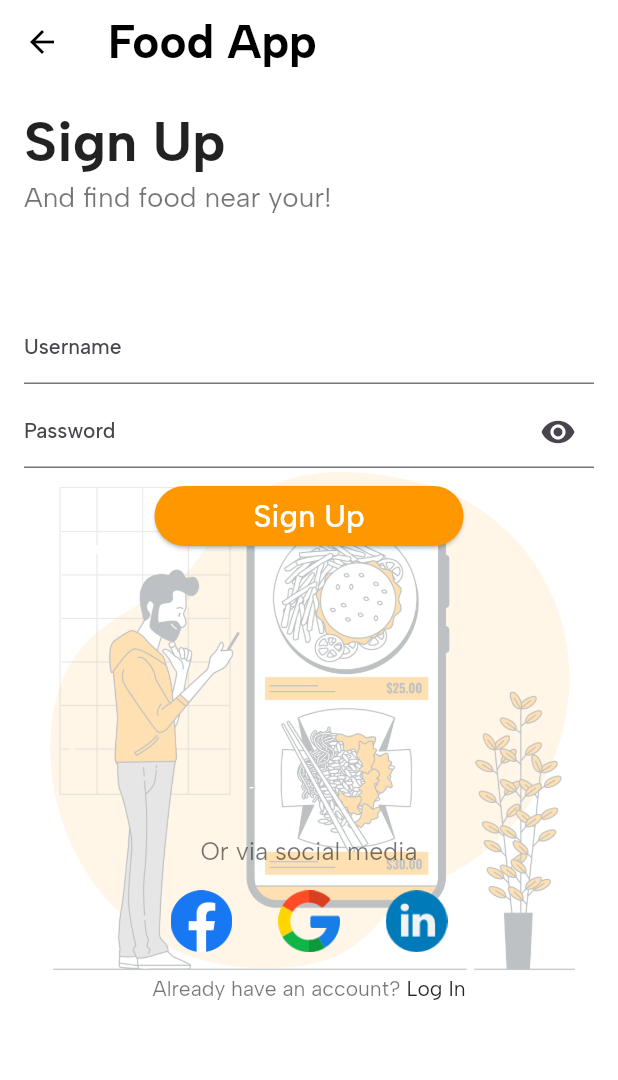
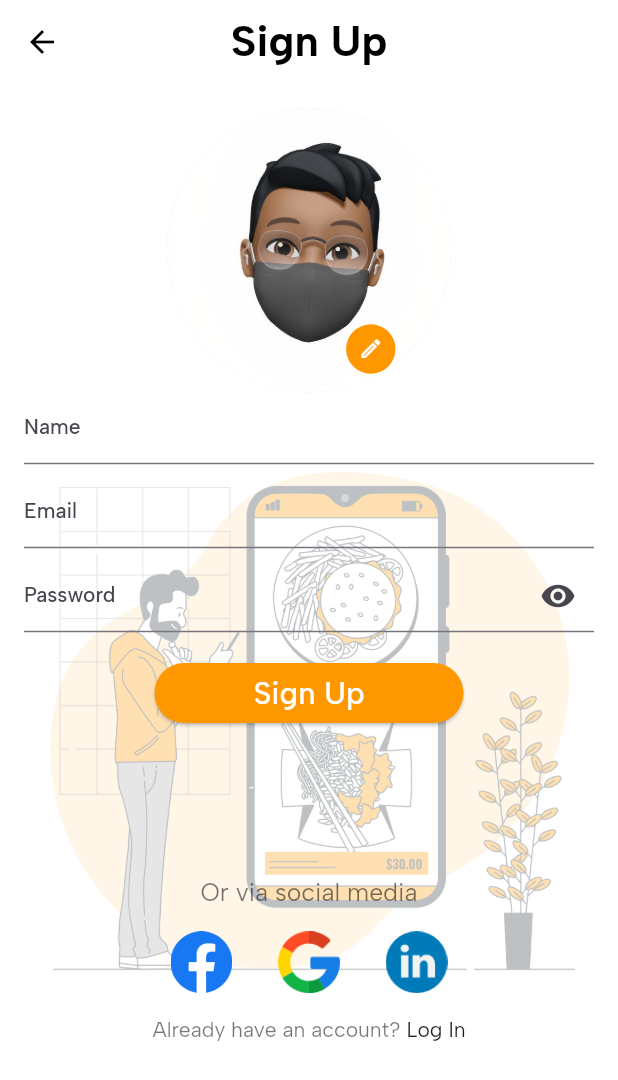
Before and after one commit to MoeAlm/food_app, a Flutter app: the SignUp screen opened directly, on a phone screen of 412 x 824 dp. Shown: the top 1080 px of the screen. Run offline on Flutter 3.47's test engine with Material 2 defaults, Android fonts, the phone set to English and light mode, and no system bars; drawn by our look-alikes of modal_progress_hud_nsn; our stand-ins replace animated_bottom_navigation_bar, badges, bloc, firebase_auth, firebase_core, flutter_bloc and 6 more; accounts and stored records are empty.

Commit message:
Added Some stuff and fixed bugs

```diff
--- a/lib/core/cubit/cubit.dart
+++ b/lib/core/cubit/cubit.dart
@@ -1,3 +1,4 @@
+
 import 'package:firebase_auth/firebase_auth.dart';
 import 'package:flutter_bloc/flutter_bloc.dart';
 import 'package:food_app_api/core/cubit/states.dart';
@@ -29,7 +30,7 @@ class FoodCubit extends Cubit<AppState> {
   String? email;
   String? password;
   String? name;
-
+  String imageUrl = 'assets/images/profile.jpg';
   ////////////////////////////////////////
   var user = FirebaseAuth.instance.currentUser;
   TextEditingController nameController = TextEditingController();
@@ -37,7 +38,6 @@ class FoodCubit extends Cubit<AppState> {
   TextEditingController passwordController = TextEditingController();
   PageController pageController = PageController();
   ImagePicker imagePicker = ImagePicker();
-
   ////////////////////////////////////////
   List<IconData> icons = [
     Icons.home_outlined,
@@ -156,9 +156,12 @@ class FoodCubit extends Cubit<AppState> {
   }
 
   ////////////////////////////////////////
-  Future<void> registerUser() async {
-    await FirebaseAuth.instance
+  Future<void> registerUser({required name}) async {
+    var user = FirebaseAuth.instance;
+    await user
         .createUserWithEmailAndPassword(email: email!, password: password!);
+    user.currentUser?.updateDisplayName(name);
+
   }
 
   void updateName() {
@@ -183,7 +186,11 @@ class FoodCubit extends Cubit<AppState> {
                   title: const Text('Camera'),
                   onTap: () {
                     Navigator.pop(context);
-                    imagePicker.pickImage(source: ImageSource.camera);
+                    imagePicker.pickImage(source: ImageSource.camera).then((value) {
+                      imageUrl = value.toString();
+                      emit(UpdateProfileState());
+                    });
+                    emit(UpdateProfileState());
                   },
                 ),
                 const Divider(),
--- a/lib/main.dart
+++ b/lib/main.dart
@@ -55,7 +55,7 @@ class MyApp extends StatelessWidget {
                   color: Colors.black54,
                 ),
               ),
-              home: auth == null? const RegisterScreen() : const MainScreen(),
+               home: auth == null? const RegisterScreen() : const MainScreen(),
             );
           }),
     );
--- a/lib/view/auth/signup_screen.dart
+++ b/lib/view/auth/signup_screen.dart
@@ -22,7 +22,6 @@ class SignUp extends StatefulWidget {
 }
 
 class _SignUpState extends State<SignUp> {
-
   GlobalKey<FormState> formKey = GlobalKey();
   bool isLoading = false;
   bool isVisible = true;
@@ -40,13 +39,12 @@ class _SignUpState extends State<SignUp> {
             child: Scaffold(
               resizeToAvoidBottomInset: false,
               appBar: AppBar(
-                title: buildText(
-                  width,
-                  text: 'Food App',
-                  size: 0.075,
-                  color: Colors.black,
-                  weight: FontWeight.w700,
+                title: Text(
+                  'Sign Up',
+                  style: TextStyle(
+                      fontSize: width * 0.07, fontWeight: FontWeight.bold),
                 ),
+                centerTitle: true,
               ),
               body: Stack(
                 children: [
@@ -63,28 +61,54 @@ class _SignUpState extends State<SignUp> {
                   ).pOnly(top: height * 0.1),
                   Form(
                     key: formKey,
-                    child: Column(
-                      crossAxisAlignment: CrossAxisAlignment.start,
+                    child: ListView(
                       children: [
-                        Text(
-                          'Sign Up',
-                          style: TextStyle(
-                              fontSize: width * 0.09,
-                              fontWeight: FontWeight.bold),
-                        ).pOnly(bottom: width * 0.01),
-                        Text(
-                          'And find food near your!',
-                          style: TextStyle(
-                              fontSize: width * 0.045, color: Colors.black54),
-                        ).pOnly(bottom: height * 0.08),
+                        Column(
+                          crossAxisAlignment: CrossAxisAlignment.center,
+                          children: [
+                            Stack(
+                              children: [
+                                CircleAvatar(
+                                  radius: width * 0.23,
+                                  backgroundImage: AssetImage(
+                                    cubit.imageUrl),
+                                ),
+                                Positioned(
+                                  top: width * 0.35,
+                                  left: width * 0.29,
+                                  child: CircleAvatar(
+                                    backgroundColor: kPrimeryColor,
+                                    radius: width * 0.04,
+                                    child: IconButton(
+                                      onPressed: () {
+                                        cubit.selectPhoto(context);
+                                      },
+                                      icon: Icon(
+                                        Icons.mode_edit_outline_outlined,
+                                        color: Colors.white,
+                                        size: width * 0.04,
+                                      ),
+                                    ),
+                                  ),
+                                )
+                              ],
+                            ),
                             defaultTextFormField(
-                          label: 'Username',
+                              label: 'Name',
                               inputType: TextInputType.emailAddress,
-                          hint: 'Enter your username',
+                              hint: 'Enter your Name',
+                              onChanged: (text) {
+                                cubit.name = text;
+                              },
+                            ),
+                            defaultTextFormField(
+                              label: 'Email',
+                              inputType: TextInputType.emailAddress,
+                              hint: 'Enter your Email',
                               onChanged: (text) {
                                 cubit.email = text;
                               },
-                        ),
+                            ).py8(),
                             defaultTextFormField(
                               label: 'Password',
                               inputType: TextInputType.visiblePassword,
@@ -103,13 +127,8 @@ class _SignUpState extends State<SignUp> {
                               onChanged: (text) {
                                 cubit.password = text;
                               },
-                        ).py8(),
-                        SizedBox(
-                          height: height * 0.00,
-                        ),
-                        Align(
-                          alignment: Alignment.center,
-                          child: Column(
+                            ).pOnly(bottom: height * 0.02),
+                            Column(
                               children: [
                                 SizedBox(
                                   width: width * 0.5,
@@ -121,18 +140,23 @@ class _SignUpState extends State<SignUp> {
                                           isLoading = true;
                                         });
                                         try {
-                                        await cubit.registerUser();
-                                        Navigator.push(context,
+                                          await cubit.registerUser(name: cubit.name);
+                                          Navigator.push(
+                                            context,
                                             MaterialPageRoute(
                                                 builder: (context) {
                                               return const MainScreen();
-                                        }));
-                                        CacheHelper.setData(key: 'Auth', value: cubit.email!);
+                                            }),
+                                          );
+                                          CacheHelper.setData(
+                                              key: 'Auth', value: cubit.email!);
                                         } on FirebaseAuthException catch (e) {
-                                        if (e.code == "email-already-in-use") {
+                                          if (e.code ==
+                                              "email-already-in-use") {
                                             showSnackBar(context,
                                                 text: 'Email is Already exit');
-                                        } else if (e.code == "weak-password") {
+                                          } else if (e.code ==
+                                              "weak-password") {
                                             showSnackBar(context,
                                                 text: 'Weak password');
                                           }
@@ -153,18 +177,14 @@ class _SignUpState extends State<SignUp> {
                                       style: TextStyle(fontSize: width * 0.05),
                                     ),
                                   ),
-                              ).pOnly(bottom: height * 0.01),
+                                ),
                               ],
-                          ),
-                        ).pOnly(bottom: height * 0.22),
-                        Align(
-                          alignment: Alignment.center,
-                          child: buildText(
+                            ).pOnly(bottom: height * 0.12),
+                            buildText(
                               width,
                               text: 'Or via social media',
                               size: 0.04,
                               color: Colors.black54,
-                          ),
                             ),
                             Row(
                               mainAxisAlignment: MainAxisAlignment.spaceAround,
@@ -205,6 +225,8 @@ class _SignUpState extends State<SignUp> {
                             ),
                           ],
                         ),
+                      ],
+                    ),
                   ),
                 ],
               ).p(16),
--- a/lib/view/profile/edit_profile_screen.dart
+++ b/lib/view/profile/edit_profile_screen.dart
@@ -60,11 +60,10 @@ class EditProfileScreen extends StatelessWidget {
                   children: [
                     CircleAvatar(
                       radius: 80,
-                      child:
-                          Image.asset(imageUrl ?? 'assets/images/profile.jpg'),
+                      backgroundImage: AssetImage('assets/images/profile.jpg'),
                     ),
                     Positioned(
-                      top: width * 0.32,
+                      top: width * 0.35,
                       left: width * 0.29,
                       child: CircleAvatar(
                         backgroundColor: kPrimeryColor,
--- a/lib/view/profile/profile.dart
+++ b/lib/view/profile/profile.dart
@@ -76,7 +76,7 @@ class ProfileScreen extends StatelessWidget {
                     radius: width * 0.2,
                     child: Hero(
                       tag: 'profile',
-                      child: Image.asset('assets/images/profile.jpg'),
+                      child: Image.asset(cubit.imageUrl),
                     ),
                   ),
                 ).py(16),
```
Lines whose indentation alone changed are shown as unchanged.
